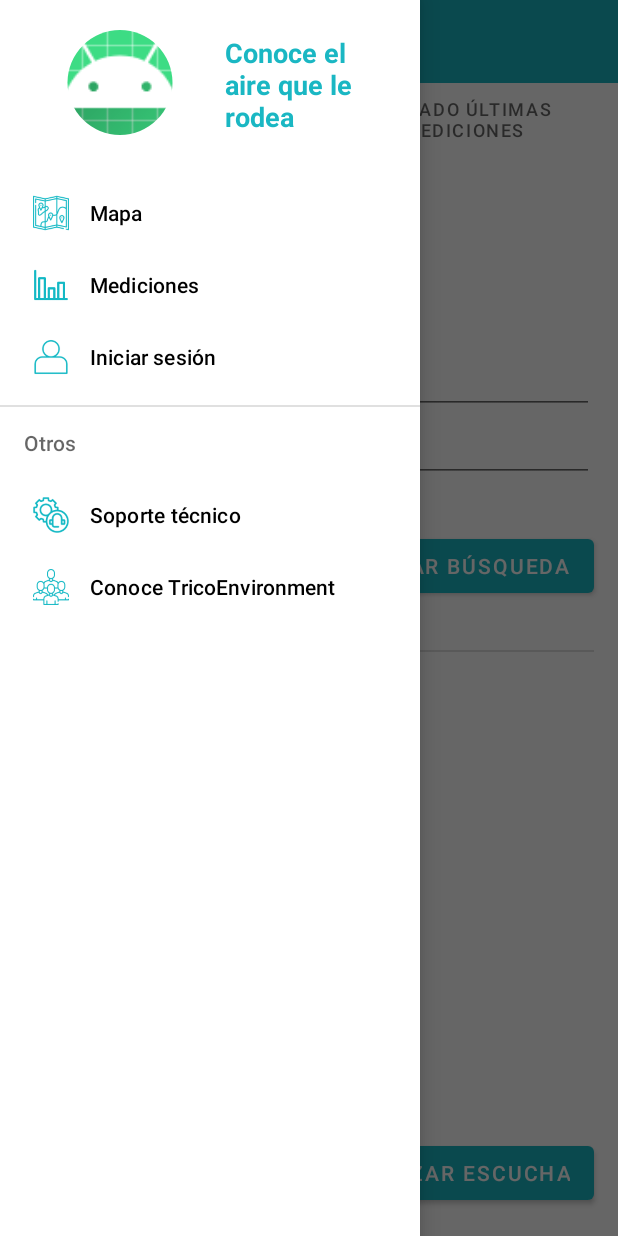
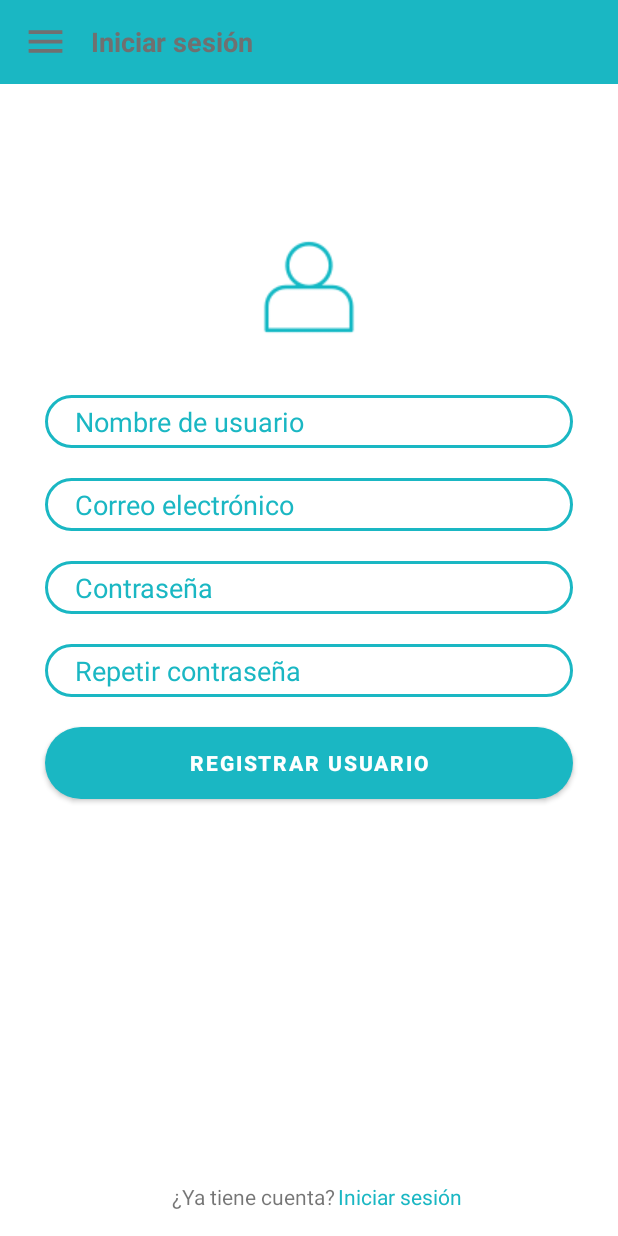
Before and after one commit to AusiasBM/GTI-3A-airlity-mobile, an Android app: the screen it shows after launch (MainActivity before the commit, SignInActivity after it), in the side drawer, after a tap on "Iniciar sesión", on a phone screen of 412 x 824 dp. Run offline under Robolectric (Android 15) with nearby library versions, the phone set to English and light mode, and no system bars; plain views replace RoundedImageView.

Commit message:
Navegacion menu

```diff
--- a/Airlity/app/src/main/AndroidManifest.xml
+++ b/Airlity/app/src/main/AndroidManifest.xml
@@ -17,7 +17,10 @@
         android:supportsRtl="true"
         android:theme="@style/AppTheme"
         android:usesCleartextTraffic="true">
-        <activity android:name=".MainActivity">
+        <activity
+            android:name=".SignInActivity"
+            android:exported="false" />
+        <activity android:name=".MedicionesActivity">
             <intent-filter>
                 <action android:name="android.intent.action.MAIN" />
 
--- a/Airlity/app/src/main/java/com/example/tricoenvironment/airlity/MainActivity.java
+++ b/Airlity/app/src/main/java/com/example/tricoenvironment/airlity/MedicionesActivity.java
@@ -1,5 +1,5 @@
 /**
- * MainActivity.java
+ * MedicionesActivity.java
  * @fecha: 07/10/2021
  * @autor: Aitor Benítez Estruch
  *
@@ -10,12 +10,13 @@
 package com.example.tricoenvironment.airlity;
 
 import android.Manifest;
-import android.app.NotificationManager;
+import android.content.Intent;
 import android.content.pm.PackageManager;
 import android.os.Bundle;
-import android.os.CountDownTimer;
 import android.util.Log;
+import android.view.MenuItem;
 import android.view.View;
+import android.widget.TextView;
 
 import androidx.annotation.NonNull;
 import androidx.appcompat.app.AppCompatActivity;
@@ -29,13 +30,13 @@ import com.google.android.material.navigation.NavigationView;
 import com.google.android.material.tabs.TabLayout;
 import com.google.android.material.tabs.TabLayoutMediator;
 
-public class MainActivity extends AppCompatActivity {
+public class MedicionesActivity extends AppCompatActivity {
 
     private String[] nombres = new String[]{"Buscar dispositivo BLE","Listado Últimas Mediciones"};
     private static final int CODIGO_PETICION_PERMISOS = 11223344;
 
     /**
-     * Método onCreate se ejecuta antes de iniciar la actividad MainActivity
+     * Método onCreate se ejecuta antes de iniciar la actividad MedicionesActivity
      *
      * savedInstanceState:Bundle -> onCreate() ->
      *
@@ -43,7 +44,7 @@ public class MainActivity extends AppCompatActivity {
     @Override
     protected void onCreate(Bundle savedInstanceState) {
         super.onCreate(savedInstanceState);
-        setContentView(R.layout.activity_main);
+        setContentView(R.layout.activity_mediciones);
 
         // empieza el timer ----------------------------
 
@@ -68,16 +69,18 @@ public class MainActivity extends AppCompatActivity {
         //Para el menu
         //Pegar esto en todas las clases de activity
         //-------------------------------------------
-        final DrawerLayout drawerLayout = findViewById(R.id.drawerLayout);
-        findViewById(R.id.im_menu).setOnClickListener(new View.OnClickListener() {
+        final DrawerLayout drawerLayout = findViewById(R.id.mediciones_drawerLayout);
+        findViewById(R.id.mediciones_im_menu).setOnClickListener(new View.OnClickListener() {
             @Override
             public void onClick(View v) {
                 drawerLayout.openDrawer(GravityCompat.START);
             }
         });
 
-        NavigationView navigationView = findViewById(R.id.navigationView);
+        NavigationView navigationView = findViewById(R.id.mediciones_navigationView);
         navigationView.setItemIconTintList(null);
+
+        prepararDrawer(navigationView);
         //-------------------------------------------
         //-------------------------------------------
     }
@@ -99,7 +102,7 @@ public class MainActivity extends AppCompatActivity {
         )
         {
             ActivityCompat.requestPermissions(
-                    MainActivity.this,
+                    MedicionesActivity.this,
                     new String[]{Manifest.permission.BLUETOOTH, Manifest.permission.BLUETOOTH_ADMIN, Manifest.permission.ACCESS_FINE_LOCATION},
                     CODIGO_PETICION_PERMISOS);
         }
@@ -147,5 +150,49 @@ public class MainActivity extends AppCompatActivity {
     }
     ///////////////////////////
 
+    private void prepararDrawer(NavigationView navigationView) {
+        navigationView.setNavigationItemSelectedListener(
+                new NavigationView.OnNavigationItemSelectedListener() {
+                    @Override
+                    public boolean onNavigationItemSelected(MenuItem menuItem) {
+                        menuItem.setChecked(true);
+                        seleccionarItem(menuItem);
+                        return true;
+                    }
+                });
+
+    }
+
+    private void seleccionarItem(MenuItem itemDrawer) {
+
+        switch (itemDrawer.getItemId()) {
+            case R.id.menu_mapa:
+                lanzarMapa();
+                break;
+            case R.id.menu_signin:
+                lanzarSignIn();
+                break;
+            case R.id.menu_mediciones:
+                break;
+            case R.id.menu_nosotros:
+                lanzarContactanos();
+                break;
+        }
+
+    }
+
+    private void lanzarMapa(){
+
+    }
+
+    private void lanzarSignIn(){
+        Intent i = new Intent(this, SignInActivity.class);
+        startActivity(i);
+    }
+
+    private void lanzarContactanos(){
+
+    }
+
 
 }
--- /dev/null
+++ b/Airlity/app/src/main/java/com/example/tricoenvironment/airlity/SignInActivity.java
@@ -0,0 +1,87 @@
+package com.example.tricoenvironment.airlity;
+
+import androidx.appcompat.app.AppCompatActivity;
+import androidx.core.view.GravityCompat;
+import androidx.drawerlayout.widget.DrawerLayout;
+
+import android.content.Intent;
+import android.os.Bundle;
+import android.view.MenuItem;
+import android.view.View;
+import android.widget.TextView;
+
+import com.google.android.material.navigation.NavigationView;
+
+public class SignInActivity extends AppCompatActivity {
+
+    @Override
+    protected void onCreate(Bundle savedInstanceState) {
+        super.onCreate(savedInstanceState);
+        setContentView(R.layout.activity_sign_in);
+
+        //-------------------------------------------
+        //Para el menu
+        //Pegar esto en todas las clases de activity
+        //-------------------------------------------
+        final DrawerLayout drawerLayout = findViewById(R.id.signin_drawerLayout);
+        findViewById(R.id.signin_im_menu).setOnClickListener(new View.OnClickListener() {
+            @Override
+            public void onClick(View v) {
+                drawerLayout.openDrawer(GravityCompat.START);
+            }
+        });
+
+        NavigationView navigationView = findViewById(R.id.signin_navigationView);
+        navigationView.setItemIconTintList(null);
+
+        prepararDrawer(navigationView);
+        //-------------------------------------------
+        //-------------------------------------------
+    }
+
+    private void prepararDrawer(NavigationView navigationView) {
+        navigationView.setNavigationItemSelectedListener(
+                new NavigationView.OnNavigationItemSelectedListener() {
+                    @Override
+                    public boolean onNavigationItemSelected(MenuItem menuItem) {
+                        menuItem.setChecked(true);
+                        seleccionarItem(menuItem);
+                        return true;
+                    }
+                });
+
+    }
+
+    private void seleccionarItem(MenuItem itemDrawer) {
+
+        switch (itemDrawer.getItemId()) {
+            case R.id.menu_mapa:
+                lanzarMapa();
+                break;
+            case R.id.menu_signin:
+                break;
+            case R.id.menu_mediciones:
+                lanzarMediciones();
+                break;
+            case R.id.menu_nosotros:
+                lanzarContactanos();
+                break;
+        }
+
+    }
+
+    private void lanzarMapa(){
+
+    }
+
+    private void lanzarMediciones(){
+        Intent i = new Intent(this, MedicionesActivity.class);
+        startActivity(i);
+    }
+
+    private void lanzarContactanos(){
+
+    }
+
+
+}
--- /dev/null
+++ b/Airlity/app/src/main/res/drawable/boton_log_in.xml
@@ -0,0 +1,11 @@
+<?xml version="1.0" encoding="utf-8"?>
+<shape xmlns:android="http://schemas.android.com/apk/res/android">
+    <solid android:color="#1AB7C3"/>
+    <corners android:radius="25dp"/>
+    <gradient
+        android:angle="0"
+        android:startColor="#C9EEF1"
+        android:centerColor="#2EC4CF"
+        android:endColor="#1AB7C3"
+        android:type="linear" />
+</shape>
--- /dev/null
+++ b/Airlity/app/src/main/res/drawable/formulario_log_in.xml
@@ -0,0 +1,8 @@
+<?xml version="1.0" encoding="utf-8"?>
+<shape xmlns:android="http://schemas.android.com/apk/res/android">
+    <solid android:color="#00FFFFFF"/>
+    <corners android:radius="25dp"/>
+    <stroke
+        android:width="2dp"
+        android:color="#1AB7C3"/>
+</shape>
--- a/Airlity/app/src/main/res/layout/activity_main.xml
+++ b/Airlity/app/src/main/res/layout/activity_mediciones.xml
@@ -2,11 +2,11 @@
 <!--DEBE PEGARSE TODO EN LOS OTROS LAYOUTS EXCEPTO EL CONTENIDO DE LA PAGINA(MARCADO MAS ABAJO)-->
 <androidx.drawerlayout.widget.DrawerLayout xmlns:android="http://schemas.android.com/apk/res/android"
     xmlns:app="http://schemas.android.com/apk/res-auto"
-    android:id="@+id/drawerLayout"
+    android:id="@+id/mediciones_drawerLayout"
     xmlns:tools="http://schemas.android.com/tools"
     android:layout_width="match_parent"
     android:layout_height="match_parent"
-    tools:context=".MainActivity">
+    tools:context=".MedicionesActivity">
 
     <androidx.constraintlayout.widget.ConstraintLayout
         android:layout_width="match_parent"
@@ -24,18 +24,17 @@
             app:layout_constraintTop_toTopOf="parent">
 
             <ImageView
-                android:id="@+id/im_menu"
+                android:id="@+id/mediciones_im_menu"
                 android:layout_width="30dp"
                 android:layout_height="30dp"
                 android:src="@drawable/ic_menu"
                 app:tint="@color/colorGrey" />
 
             <TextView
-                android:id="@+id/menu_tv"
                 android:layout_width="match_parent"
                 android:layout_height="wrap_content"
                 android:layout_marginStart="15dp"
-                android:text="@string/app_name"
+                android:text="Mediciones"
                 android:textColor="@color/colorGrey"
                 android:textSize="18dp"
                 android:textStyle="bold"/>
@@ -64,7 +63,7 @@
     </androidx.constraintlayout.widget.ConstraintLayout>
 
     <com.google.android.material.navigation.NavigationView
-        android:id="@+id/navigationView"
+        android:id="@+id/mediciones_navigationView"
         android:layout_width="wrap_content"
         android:layout_height="match_parent"
         app:headerLayout="@layout/layout_navigation_header"
--- /dev/null
+++ b/Airlity/app/src/main/res/layout/activity_sign_in.xml
@@ -0,0 +1,202 @@
+<?xml version="1.0" encoding="utf-8"?>
+<!--DEBE PEGARSE TODO EN LOS OTROS LAYOUTS EXCEPTO EL CONTENIDO DE LA PAGINA(MARCADO MAS ABAJO)-->
+<androidx.drawerlayout.widget.DrawerLayout xmlns:android="http://schemas.android.com/apk/res/android"
+    xmlns:app="http://schemas.android.com/apk/res-auto"
+    android:id="@+id/signin_drawerLayout"
+    xmlns:tools="http://schemas.android.com/tools"
+    android:layout_width="match_parent"
+    android:layout_height="match_parent"
+    tools:context=".SignInActivity">
+
+    <androidx.constraintlayout.widget.ConstraintLayout
+        android:layout_width="match_parent"
+        android:layout_height="match_parent">
+
+        <LinearLayout
+            android:id="@+id/signin_layoutToolbar"
+            android:layout_width="match_parent"
+            android:layout_height="?actionBarSize"
+            android:background="@color/colorPrimary"
+            android:gravity="center_vertical"
+            android:orientation="horizontal"
+            android:paddingStart="15dp"
+            android:paddingEnd="15dp"
+            app:layout_constraintTop_toTopOf="parent">
+
+            <ImageView
+                android:id="@+id/signin_im_menu"
+                android:layout_width="30dp"
+                android:layout_height="30dp"
+                android:src="@drawable/ic_menu"
+                app:tint="@color/colorGrey" />
+
+            <TextView
+                android:layout_width="match_parent"
+                android:layout_height="wrap_content"
+                android:layout_marginStart="15dp"
+                android:text="Iniciar sesión"
+                android:textColor="@color/colorGrey"
+                android:textSize="18dp"
+                android:textStyle="bold"/>
+
+        </LinearLayout>
+
+        <!--CONTENIDO DE CADA PÁGINA-->
+        <androidx.constraintlayout.widget.ConstraintLayout
+            android:layout_width="match_parent"
+            android:layout_height="match_parent"
+            android:layout_marginTop="55dp"
+            app:layout_constraintBottom_toBottomOf="parent"
+            app:layout_constraintEnd_toEndOf="parent"
+            app:layout_constraintStart_toStartOf="parent"
+            app:layout_constraintTop_toBottomOf="@+id/signin_layoutToolbar">
+
+            <Button
+                android:id="@+id/bt_signup_signup"
+                android:layout_width="0dp"
+                android:layout_height="wrap_content"
+                android:layout_marginTop="20dp"
+                android:background="@drawable/boton_log_in"
+                android:text="Registrar usuario"
+                android:textColor="#FFFFFF"
+                android:textStyle="bold"
+                app:layout_constraintEnd_toEndOf="@+id/et_signup_contrasenya"
+                app:layout_constraintHorizontal_bias="0.0"
+                app:layout_constraintStart_toStartOf="@+id/et_signup_contrasenya"
+                app:layout_constraintTop_toBottomOf="@+id/et_signup_verificar_contrasenya" />
+
+            <EditText
+                android:id="@+id/et_signup_nombre"
+                android:layout_width="0dp"
+                android:layout_height="wrap_content"
+                android:layout_marginStart="30dp"
+                android:layout_marginTop="40dp"
+                android:layout_marginEnd="30dp"
+                android:background="@drawable/formulario_log_in"
+                android:ems="10"
+                android:hint="Nombre de usuario"
+                android:inputType="text"
+                android:padding="5dp"
+                android:paddingStart="20dp"
+                android:textColor="@color/colorPrimary"
+                android:textColorHighlight="@color/colorPrimary"
+                android:textColorHint="@color/colorPrimary"
+                android:textColorLink="@color/colorPrimary"
+                app:layout_constraintEnd_toEndOf="parent"
+                app:layout_constraintHorizontal_bias="0.0"
+                app:layout_constraintStart_toStartOf="parent"
+                app:layout_constraintTop_toBottomOf="@+id/iv_login_logo" />
+
+            <EditText
+                android:id="@+id/et_signup_correo"
+                android:layout_width="0dp"
+                android:layout_height="wrap_content"
+                android:layout_marginStart="30dp"
+                android:layout_marginTop="20dp"
+                android:layout_marginEnd="30dp"
+                android:background="@drawable/formulario_log_in"
+                android:ems="10"
+                android:hint="Correo electrónico"
+                android:inputType="textEmailAddress"
+                android:padding="5dp"
+                android:paddingStart="20dp"
+                android:textColor="@color/colorPrimary"
+                android:textColorHighlight="@color/colorPrimary"
+                android:textColorHint="@color/colorPrimary"
+                android:textColorLink="@color/colorPrimary"
+                app:layout_constraintEnd_toEndOf="parent"
+                app:layout_constraintHorizontal_bias="0.0"
+                app:layout_constraintStart_toStartOf="parent"
+                app:layout_constraintTop_toBottomOf="@+id/et_signup_nombre" />
+
+            <EditText
+                android:id="@+id/et_signup_contrasenya"
+                android:layout_width="0dp"
+                android:layout_height="wrap_content"
+                android:layout_marginTop="20dp"
+                android:background="@drawable/formulario_log_in"
+                android:ems="10"
+                android:hint="Contraseña"
+                android:inputType="textPassword"
+                android:padding="5dp"
+                android:paddingStart="20dp"
+                android:textColor="@color/colorPrimary"
+                android:textColorHighlight="@color/colorPrimary"
+                android:textColorHint="@color/colorPrimary"
+                android:textColorLink="@color/colorPrimary"
+                app:layout_constraintEnd_toEndOf="@+id/et_signup_correo"
+                app:layout_constraintHorizontal_bias="0.0"
+                app:layout_constraintStart_toStartOf="@+id/et_signup_correo"
+                app:layout_constraintTop_toBottomOf="@+id/et_signup_correo" />
+
+            <EditText
+                android:id="@+id/et_signup_verificar_contrasenya"
+                android:layout_width="0dp"
+                android:layout_height="wrap_content"
+                android:layout_marginTop="20dp"
+                android:background="@drawable/formulario_log_in"
+                android:ems="10"
+                android:hint="Repetir contraseña"
+                android:inputType="textPassword"
+                android:padding="5dp"
+                android:paddingStart="20dp"
+                android:textColor="@color/colorPrimary"
+                android:textColorHighlight="@color/colorPrimary"
+                android:textColorHint="@color/colorPrimary"
+                android:textColorLink="@color/colorPrimary"
+                app:layout_constraintEnd_toEndOf="@+id/et_signup_correo"
+                app:layout_constraintHorizontal_bias="0.0"
+                app:layout_constraintStart_toStartOf="@+id/et_signup_correo"
+                app:layout_constraintTop_toBottomOf="@+id/et_signup_contrasenya" />
+
+            <ImageView
+                android:id="@+id/iv_login_logo"
+                android:layout_width="0dp"
+                android:layout_height="wrap_content"
+                android:layout_marginTop="104dp"
+                app:layout_constraintEnd_toEndOf="parent"
+                app:layout_constraintHorizontal_bias="0.0"
+                app:layout_constraintStart_toStartOf="parent"
+                app:layout_constraintTop_toTopOf="parent"
+                app:srcCompat="@drawable/gente" />
+
+            <TextView
+                android:id="@+id/tv_signup_logearse"
+                android:layout_width="wrap_content"
+                android:layout_height="wrap_content"
+                android:layout_marginBottom="15dp"
+                android:text="¿Ya tiene cuenta?"
+                app:layout_constraintBottom_toBottomOf="parent"
+                app:layout_constraintEnd_toEndOf="@+id/bt_signup_signup"
+                app:layout_constraintHorizontal_bias="0.35"
+                app:layout_constraintStart_toStartOf="@+id/bt_signup_signup"
+                app:layout_constraintTop_toBottomOf="@+id/bt_signup_signup"
+                app:layout_constraintVertical_bias="0.994" />
+
+            <TextView
+                android:id="@+id/tv_signup_logearse_clickable"
+                android:layout_width="wrap_content"
+                android:layout_height="wrap_content"
+                android:text="Iniciar sesión"
+                android:textColor="@color/colorPrimary"
+                android:textColorHighlight="@color/colorPrimary"
+                android:textColorLink="@color/colorPrimary"
+                app:layout_constraintBottom_toBottomOf="@+id/tv_signup_logearse"
+                app:layout_constraintEnd_toEndOf="parent"
+                app:layout_constraintHorizontal_bias="0.015"
+                app:layout_constraintStart_toEndOf="@+id/tv_signup_logearse"
+                app:layout_constraintTop_toTopOf="@+id/tv_signup_logearse"
+                app:layout_constraintVertical_bias="0.0" />
+        </androidx.constraintlayout.widget.ConstraintLayout>
+
+        <!-- HASTA AQUI-->
+    </androidx.constraintlayout.widget.ConstraintLayout>
+
+    <com.google.android.material.navigation.NavigationView
+        android:id="@+id/signin_navigationView"
+        android:layout_width="wrap_content"
+        android:layout_height="match_parent"
+        app:headerLayout="@layout/layout_navigation_header"
+        app:menu="@menu/navigation_menu"
+        android:layout_gravity="start"/>
+</androidx.drawerlayout.widget.DrawerLayout>
--- a/Airlity/app/src/main/res/menu/navigation_menu.xml
+++ b/Airlity/app/src/main/res/menu/navigation_menu.xml
@@ -26,7 +26,7 @@
                 android:icon="@drawable/soporte_tecnico"
                 android:title="Soporte técnico" />
             <item
-                android:id="@+id/menu_contactanos"
+                android:id="@+id/menu_nosotros"
                 android:icon="@drawable/equipo"
                 android:title="Conoce TricoEnvironment" />
         </menu>
```
